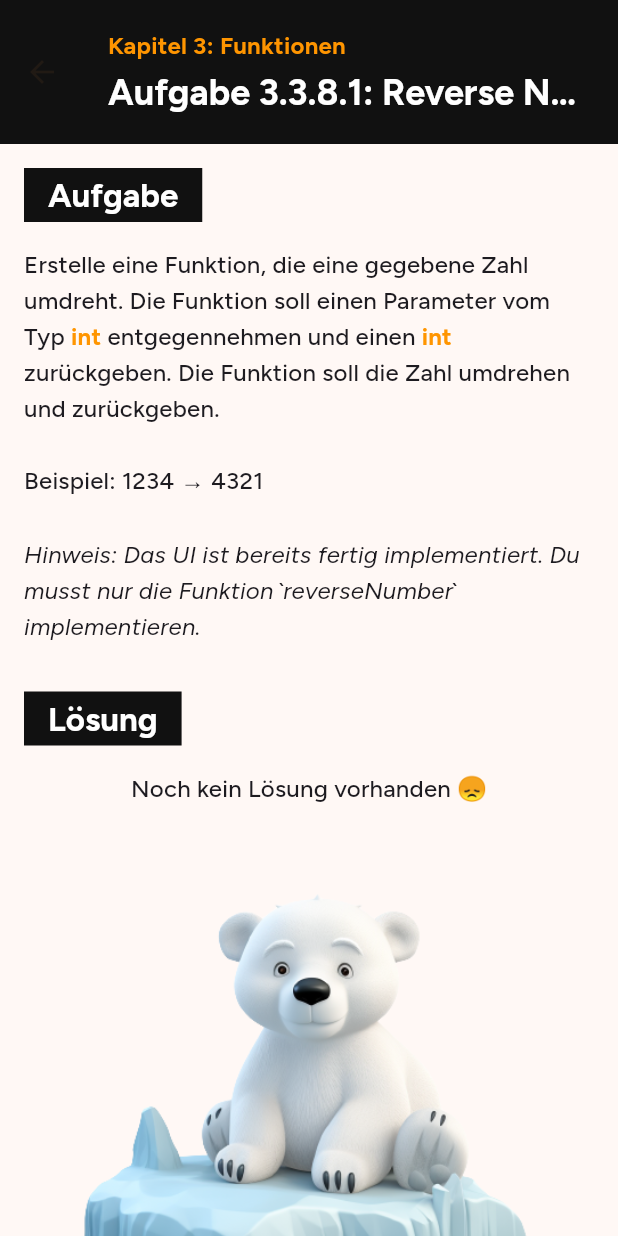
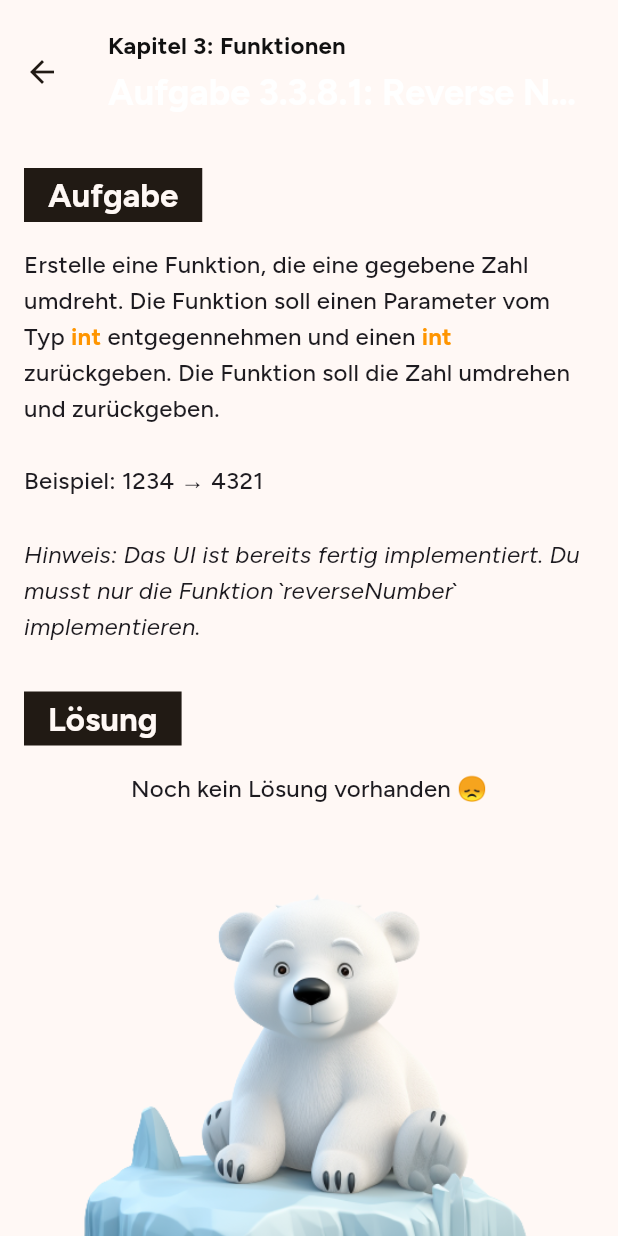
Before and after one commit to App-Akademie/task_app, a Flutter app: the TaskScreen screen opened directly with sample values from the repository, on a phone screen of 412 x 824 dp. Run offline on Flutter 3.47's test engine with Material 3 defaults, Android fonts, the phone set to English and light mode, and no system bars; our stand-ins replace freezed_annotation, google_fonts, rive, shared_preferences; accounts and stored records are empty.

Commit message:
adjusted themes

```diff
--- a/lib/private/config/theme.dart
+++ b/lib/private/config/theme.dart
@@ -17,12 +17,14 @@ ThemeData themeData(
 ColorScheme lightScheme = ColorScheme.fromSeed(
   seedColor: barcelonaOrange,
   primary: barcelonaOrange,
-  secondary: barcelonaOrange,
+  secondary: dreamlessBlack,
   brightness: Brightness.light,
+  tertiary: dreamlessBlack,
 );
 ColorScheme darkScheme = ColorScheme.fromSeed(
-  seedColor: barcelonaOrange,
+  seedColor: dreamlessBlack,
   primary: barcelonaOrange,
   secondary: dreamlessBlack,
   brightness: Brightness.dark,
+  tertiary: barcelonaOrange,
 );
--- a/lib/private/features/tasks/presentation/navigation_screens/navigation_screen.dart
+++ b/lib/private/features/tasks/presentation/navigation_screens/navigation_screen.dart
@@ -62,7 +62,9 @@ class _NavigationScreenState extends State<NavigationScreen> {
     return Scaffold(
       appBar: AppBar(
         leading: widget.showAppBarIcon
-            ? Image.asset('assets/images/icon_light_bg.jpg')
+            ? Image.asset(widget.settingsController.darkModeSet
+                ? 'assets/images/icon_dark_bg.jpg'
+                : 'assets/images/icon_light_bg.jpg')
             : null,
         title: Row(
           mainAxisAlignment: MainAxisAlignment.spaceBetween,
--- a/lib/private/features/tasks/presentation/task_screen.dart
+++ b/lib/private/features/tasks/presentation/task_screen.dart
@@ -1,6 +1,5 @@
 import 'package:flutter/material.dart';
 import 'package:task_app/private/config/app_sizes.dart';
-import 'package:task_app/private/config/palette.dart';
 import 'package:task_app/private/features/tasks/models/task.dart';
 import 'package:task_app/private/features/tasks/presentation/unsolved_task.dart';
 import 'package:task_app/private/features/text_parsing/presentation/task_text.dart';
@@ -14,7 +13,6 @@ class TaskScreen extends StatelessWidget {
   Widget build(BuildContext context) {
     return Scaffold(
       appBar: AppBar(
-        backgroundColor: dreamlessBlack,
         toolbarHeight: 96,
         title: Column(
           crossAxisAlignment: CrossAxisAlignment.start,
@@ -23,7 +21,8 @@ class TaskScreen extends StatelessWidget {
               textAlign: TextAlign.start,
               "Kapitel ${task.chapter}: ${task.taskModel.lessonTitle}",
               style: Theme.of(context).textTheme.titleMedium!.copyWith(
-                  color: barcelonaOrange, fontWeight: FontWeight.bold),
+                  fontWeight: FontWeight.bold,
+                  color: Theme.of(context).colorScheme.tertiary),
             ),
             gapH4,
             Text(
@@ -63,13 +62,14 @@ class TaskScreen extends StatelessWidget {
     return Row(
       children: [
         Container(
-          color: dreamlessBlack,
+          color: Theme.of(context).colorScheme.onBackground,
           child: Padding(
             padding: const EdgeInsets.symmetric(
                 horizontal: Sizes.p16, vertical: Sizes.p4),
             child: Text(isSolutionTitle ? "Lösung" : "Aufgabe",
                 style: Theme.of(context).textTheme.titleLarge!.copyWith(
-                    color: Colors.white, fontWeight: FontWeight.bold)),
+                    color: Theme.of(context).colorScheme.background,
+                    fontWeight: FontWeight.bold)),
           ),
         ),
       ],
--- a/lib/private/features/text_parsing/application/task_text_parser.dart
+++ b/lib/private/features/text_parsing/application/task_text_parser.dart
@@ -1,5 +1,4 @@
 import 'package:flutter/material.dart';
-import 'package:task_app/private/config/palette.dart';
 import 'package:task_app/private/features/text_parsing/models/text_pieces/code_text_piece.dart';
 import 'package:task_app/private/features/text_parsing/models/text_pieces/note_text_piece.dart';
 import 'package:task_app/private/features/text_parsing/models/text_pieces/plain_text_piece.dart';
@@ -56,7 +55,7 @@ TextStyle? getStyleFromTextPiece(BuildContext context, TextPiece piece) {
   if (piece is CodeTextPiece) {
     return Theme.of(context).textTheme.titleMedium!.copyWith(
           fontWeight: FontWeight.bold,
-          color: barcelonaOrange,
+          color: Theme.of(context).colorScheme.primary,
         );
   } else if (piece is NoteTextPiece) {
     return Theme.of(context).textTheme.titleMedium!.copyWith(
```
